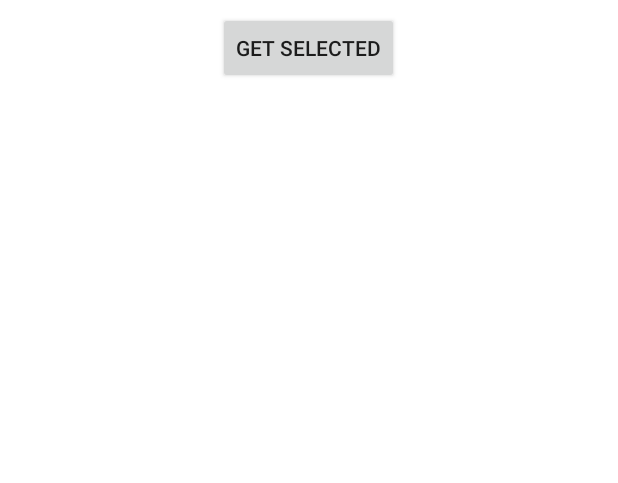
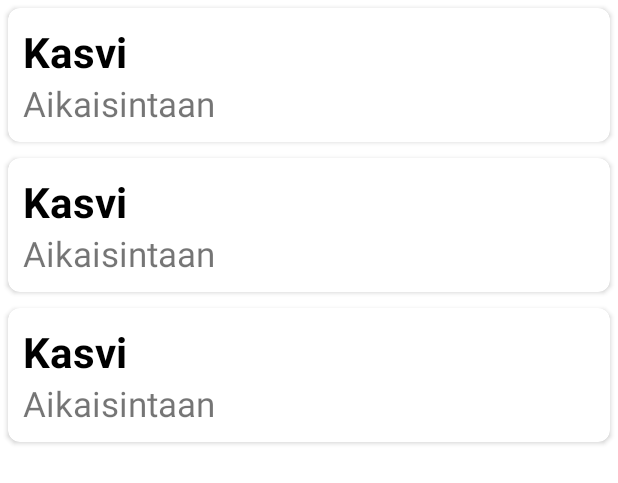
Before and after one commit to Vezki/OhjelmointiProjekti, an Android app: the layout activity_kasvi_valinta.xml on its own in the app's theme, with its tools: preview values and no code run, on a phone screen of 412 x 824 dp. Shown: the top 483 px of the screen. Run offline under Robolectric (Android 15) with nearby library versions, the phone set to English and light mode, and no system bars.

Commit message:
En saa niitä jsonista listaan, tähän asti pääsin.

```diff
--- a/Appi/app/src/main/res/layout/activity_kasvi_valinta.xml
+++ b/Appi/app/src/main/res/layout/activity_kasvi_valinta.xml
@@ -1,26 +1,17 @@
 <?xml version="1.0" encoding="utf-8"?>
-<androidx.appcompat.widget.LinearLayoutCompat
+<android.support.constraint.ConstraintLayout
     xmlns:android="http://schemas.android.com/apk/res/android"
     xmlns:app="http://schemas.android.com/apk/res-auto"
     xmlns:tools="http://schemas.android.com/tools"
     android:layout_width="match_parent"
     android:layout_height="match_parent"
-    android:orientation="vertical"
-    tools:context=".KasviValinta">
-
-    <android.support.v7.widget.AppCompatButton
-        android:id="@+id/btnGetSelected"
-        android:layout_width="wrap_content"
-        android:layout_height="wrap_content"
-        android:layout_margin="8dp"
-        android:layout_gravity="center"
-        android:text="Get Selected" />
+    tools:context=".MainActivity">
 
     <android.support.v7.widget.RecyclerView
-        android:id="@+id/recyclerView"
+        android:id="@+id/my_recycler_view"
+        android:scrollbars="vertical"
+        tools:listitem="@layout/listaan"
         android:layout_width="match_parent"
-        android:layout_height="match_parent">
+        android:layout_height="match_parent"/>
 
-    </android.support.v7.widget.RecyclerView>
-
-</androidx.appcompat.widget.LinearLayoutCompat>
+</android.support.constraint.ConstraintLayout>
--- /dev/null
+++ b/Appi/app/src/main/res/layout/listaan.xml
@@ -0,0 +1,35 @@
+<?xml version="1.0" encoding="utf-8"?>
+<android.support.v7.widget.CardView
+    xmlns:android="http://schemas.android.com/apk/res/android"
+    android:layout_width="match_parent"
+    xmlns:app="http://schemas.android.com/apk/res-auto"
+    app:cardCornerRadius="8dp"
+    android:padding="8dp"
+    android:layout_margin="5dp"
+    android:layout_height="wrap_content">
+
+    <LinearLayout
+        android:orientation="vertical"
+        android:padding="10dp"
+        android:layout_width="match_parent"
+        android:layout_height="wrap_content">
+
+        <TextView
+            android:layout_width="match_parent"
+            android:text="Kasvi"
+            android:textStyle="bold"
+            android:id="@+id/kasvi"
+            android:textSize="28sp"
+            android:textColor="@android:color/black"
+            android:layout_height="wrap_content"/>
+
+        <TextView
+            android:layout_width="match_parent"
+            android:text="Aikaisintaan"
+            android:textSize="23sp"
+            android:id="@+id/aikaisintaan"
+            android:layout_height="wrap_content"/>
+
+    </LinearLayout>
+
+</android.support.v7.widget.CardView>
```
Also changed, not shown: Appi/app/build.gradle (+5 -7 lines), Appi/app/src/main/java/com/plantsit/koskaistutan/KasviValinta.java (+60 -37 lines), Appi/app/src/main/java/com/plantsit/koskaistutan/plants.java (added, +21 -0 lines), Appi/app/src/main/java/com/plantsit/koskaistutan/recycleradapter.java (added, +74 -0 lines), 1 other file.
